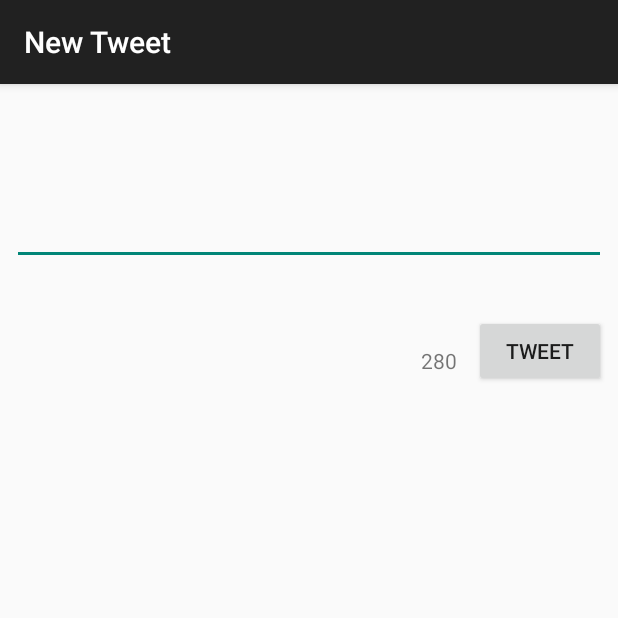
After one commit to catdematos98/MyTwitter, an Android app: the ComposeActivity screen opened directly, with no data from a screen before it, on a phone screen of 412 x 824 dp, the top half of it. The commit adds this screen. Run offline under Robolectric (Android 15) with nearby library versions, the phone set to English and light mode, and no system bars; our stand-ins replace Room's generated code; libraries missing offline, so code that uses them is left out: com.facebook.stetho, com.loopj.android, cz.msebera.android; 1 statement that could not run was skipped.

Commit message:
Creating a new tweet, including live countdown of 280 characters

```diff
--- a/app/build.gradle
+++ b/app/build.gradle
@@ -35,6 +35,10 @@ dependencies {
     implementation 'com.codepath.libraries:android-oauth-handler:1.4.0'
     implementation 'commons-codec:commons-codec:1.10'
     implementation 'com.android.support:appcompat-v7:28.0.0'
+    //FLoating action button
+    implementation "com.android.support:appcompat-v7:28.0.0"
+    implementation "com.android.support:design:28.0.0"
+    implementation "com.android.support:recyclerview-v7:28.0.0"
     // Glide for remote image loading
     implementation 'com.github.bumptech.glide:glide:3.8.0'
     // Android Async Http for sending async network requests
--- a/app/src/main/AndroidManifest.xml
+++ b/app/src/main/AndroidManifest.xml
@@ -14,7 +14,8 @@
         android:label="@string/app_name"
         android:theme="@style/AppTheme"
         android:usesCleartextTraffic="true">
-        <activity android:name=".TimelineActivity"></activity>
+        <activity android:name=".ComposeActivity"></activity>
+        <activity android:name=".TimelineActivity" />
         <activity
             android:name=".LoginActivity"
             android:label="@string/app_name"
--- /dev/null
+++ b/app/src/main/java/com/codepath/apps/restclienttemplate/ComposeActivity.java
@@ -0,0 +1,92 @@
+package com.codepath.apps.restclienttemplate;
+
+import android.content.Intent;
+import android.os.Bundle;
+import android.support.v7.app.AppCompatActivity;
+import android.text.Editable;
+import android.text.TextWatcher;
+import android.util.Log;
+import android.view.View;
+import android.widget.EditText;
+import android.widget.TextView;
+import android.widget.Toast;
+
+import com.codepath.apps.restclienttemplate.models.Tweet;
+import com.loopj.android.http.JsonHttpResponseHandler;
+
+import org.json.JSONException;
+import org.json.JSONObject;
+
+import cz.msebera.android.httpclient.Header;
+
+public class ComposeActivity extends AppCompatActivity {
+
+    private EditText etTweet;
+    public String newTweet;
+    public TwitterClient client;
+    public TextView chars;
+
+    @Override
+    protected void onCreate(Bundle savedInstanceState) {
+        super.onCreate(savedInstanceState);
+        setContentView(R.layout.activity_compose);
+        getSupportActionBar().setTitle("New Tweet");
+
+        etTweet  = (EditText) findViewById(R.id.etCompose);
+        chars = (TextView) findViewById(R.id.tvCharacters);
+
+        etTweet.addTextChangedListener(new TextWatcher() {
+            @Override
+            public void beforeTextChanged(CharSequence s, int start, int count, int after) {
+
+            }
+
+            @Override
+            public void onTextChanged(CharSequence s, int start, int before, int count) {
+                String charsLeft = Integer.toString(280 - s.length());
+                chars.setText(charsLeft);
+            }
+
+            @Override
+            public void afterTextChanged(Editable s) {
+
+            }
+        });
+
+        client = TwitterApp.getRestClient(this);
+    }
+
+
+    public void postTweet(String message) {
+        client.sendTweet(message, new JsonHttpResponseHandler(){
+            @Override
+            public void onSuccess(int statusCode, Header[] headers, JSONObject response) {
+                Tweet tweet = null;
+                try {
+                    tweet = Tweet.fromJson(response);
+                    Intent sendResults = new Intent();
+                    sendResults.putExtra("tweet", tweet);
+                    setResult(RESULT_OK, sendResults);
+                    finish();
+                } catch (JSONException e) {
+                    e.printStackTrace();
+                }
+            }
+
+            @Override
+            public void onFailure(int statusCode, Header[] headers, Throwable throwable, JSONObject errorResponse) {
+                Log.e("Error Accessing Network", errorResponse.toString());
+            }
+        });
+    }
+
+    public void composeTweet(View view) {
+        Log.i("Compose", etTweet.getText().toString());
+        String tweet = etTweet.getText().toString();
+        if ((tweet.length() <= 280)) {
+            postTweet(tweet);
+        } else {
+            Toast.makeText(this, "Tweet too long", Toast.LENGTH_LONG).show();
+        }
+    }
+}
--- a/app/src/main/java/com/codepath/apps/restclienttemplate/models/Tweet.java
+++ b/app/src/main/java/com/codepath/apps/restclienttemplate/models/Tweet.java
@@ -5,11 +5,12 @@ import android.text.format.DateUtils;
 import org.json.JSONException;
 import org.json.JSONObject;
 
+import java.io.Serializable;
 import java.text.ParseException;
 import java.text.SimpleDateFormat;
 import java.util.Locale;
 
-public class Tweet {
+public class Tweet implements Serializable {
     public String body;
     public long uid;
     public String createdAt;
--- /dev/null
+++ b/app/src/main/res/layout/activity_compose.xml
@@ -0,0 +1,55 @@
+<?xml version="1.0" encoding="utf-8"?>
+<android.support.constraint.ConstraintLayout xmlns:android="http://schemas.android.com/apk/res/android"
+    xmlns:app="http://schemas.android.com/apk/res-auto"
+    xmlns:tools="http://schemas.android.com/tools"
+    android:layout_width="match_parent"
+    android:layout_height="match_parent"
+    tools:context=".ComposeActivity">
+
+    <EditText
+        android:id="@+id/etCompose"
+        android:layout_width="match_parent"
+        android:layout_height="wrap_content"
+        android:layout_marginStart="8dp"
+        android:layout_marginTop="8dp"
+        android:layout_marginEnd="8dp"
+        android:layout_marginBottom="8dp"
+        app:layout_constraintBottom_toBottomOf="parent"
+        app:layout_constraintEnd_toEndOf="parent"
+        app:layout_constraintStart_toStartOf="parent"
+        app:layout_constraintTop_toTopOf="parent"
+        app:layout_constraintVertical_bias="0.095"></EditText>
+
+    <Button
+        android:id="@+id/btCompose"
+        android:layout_width="wrap_content"
+        android:layout_height="wrap_content"
+        android:layout_marginStart="8dp"
+        android:layout_marginTop="23dp"
+        android:layout_marginEnd="8dp"
+        android:layout_marginBottom="8dp"
+        android:text="Tweet"
+        android:onClick="composeTweet"
+        app:layout_constraintBottom_toBottomOf="parent"
+        app:layout_constraintEnd_toEndOf="parent"
+        app:layout_constraintHorizontal_bias="1.0"
+        app:layout_constraintStart_toStartOf="parent"
+        app:layout_constraintTop_toBottomOf="@+id/etCompose"
+        app:layout_constraintVertical_bias="0.018" />
+
+    <TextView
+        android:id="@+id/tvCharacters"
+        android:layout_width="wrap_content"
+        android:layout_height="wrap_content"
+        android:layout_marginStart="8dp"
+        android:layout_marginEnd="8dp"
+        android:layout_marginBottom="8dp"
+        android:text="280"
+        app:layout_constraintBottom_toBottomOf="@+id/btCompose"
+        app:layout_constraintEnd_toStartOf="@+id/btCompose"
+        app:layout_constraintHorizontal_bias="0.987"
+        app:layout_constraintStart_toStartOf="parent"
+        app:layout_constraintTop_toBottomOf="@+id/etCompose"
+        app:layout_constraintVertical_bias="1.0" />
+
+</android.support.constraint.ConstraintLayout>
```
Also changed, not shown: app/src/main/java/com/codepath/apps/restclienttemplate/TimelineActivity.java (+9 -0 lines), app/src/main/java/com/codepath/apps/restclienttemplate/TwitterClient.java (+10 -0 lines), app/src/main/res/layout/activity_timeline.xml (+21 -9 lines), 512 other files.
